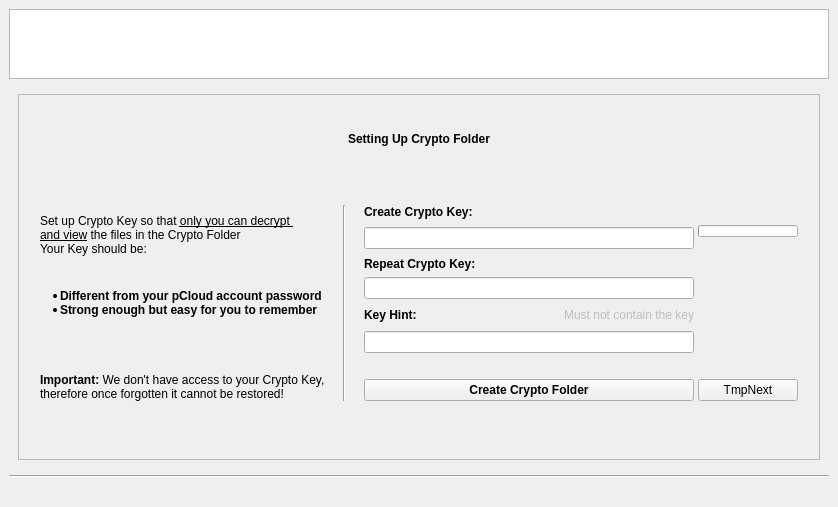
Qt form pcloudwindow.ui (pcloudcom/psyncgui) before a commit.
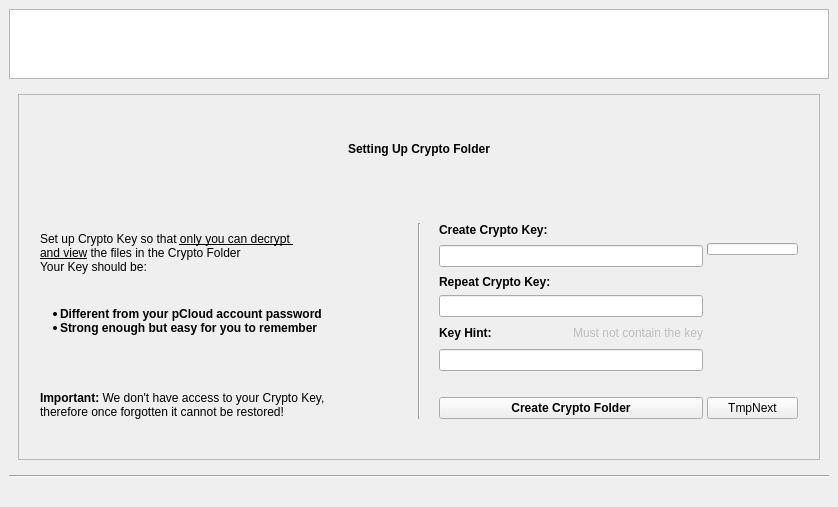
The same form after that commit. The open tabs and pages were chosen to show the change. Icons and pictures are not drawn.

Commit message: SLX-288 | gen

The edit to the form file:
```diff
--- a/pcloudwindow.ui
+++ b/pcloudwindow.ui
@@ -1429,16 +1429,28 @@
                <enum>QFrame::Raised</enum>
               </property>
               <layout class="QHBoxLayout" name="horizontalLayout_49">
+               <property name="spacing">
+                <number>0</number>
+               </property>
+               <property name="margin">
+                <number>0</number>
+               </property>
                <item>
                 <layout class="QVBoxLayout" name="verticalLayout_43">
                  <property name="spacing">
-                  <number>6</number>
+                  <number>28</number>
+                 </property>
+                 <property name="leftMargin">
+                  <number>9</number>
                  </property>
                  <property name="topMargin">
-                  <number>28</number>
+                  <number>21</number>
+                 </property>
+                 <property name="rightMargin">
+                  <number>9</number>
                  </property>
                  <property name="bottomMargin">
-                  <number>6</number>
+                  <number>28</number>
                  </property>
                  <item>
                   <widget class="QLabel" name="labelCryptoSetup">
@@ -1448,35 +1460,13 @@
                   </widget>
                  </item>
                  <item>
-                  <spacer name="verticalSpacer_12">
-                   <property name="orientation">
-                    <enum>Qt::Vertical</enum>
-                   </property>
-                   <property name="sizeHint" stdset="0">
-                    <size>
-                     <width>20</width>
-                     <height>40</height>
-                    </size>
-                   </property>
-                  </spacer>
-                 </item>
-                 <item>
-                  <layout class="QHBoxLayout" name="horizontalLayout_40">
+                  <layout class="QHBoxLayout" name="horizontalLayout_40" stretch="1,0,1">
                    <property name="spacing">
                     <number>6</number>
                    </property>
-                   <property name="leftMargin">
+                   <property name="margin">
                     <number>12</number>
                    </property>
-                   <property name="topMargin">
-                    <number>30</number>
-                   </property>
-                   <property name="rightMargin">
-                    <number>12</number>
-                   </property>
-                   <property name="bottomMargin">
-                    <number>20</number>
-                   </property>
                    <item>
                     <layout class="QVBoxLayout" name="verticalLayout_30">
                      <property name="rightMargin">
@@ -1520,7 +1510,7 @@
                     </widget>
                    </item>
                    <item>
-                    <layout class="QGridLayout" name="gridLayout_5" columnstretch="0,0">
+                    <layout class="QGridLayout" name="gridLayout_5" columnstretch="4,1">
                      <property name="leftMargin">
                       <number>12</number>
                      </property>
@@ -1530,26 +1520,23 @@
                      <item row="5" column="0">
                       <widget class="QLineEdit" name="lineEditCryptoHint"/>
                      </item>
-                     <item row="7" column="0">
-                      <widget class="QPushButton" name="btnCryptoCreateKey">
-                       <property name="font">
-                        <font>
-                         <weight>75</weight>
-                         <bold>true</bold>
-                        </font>
-                       </property>
+                     <item row="2" column="0">
+                      <widget class="QLabel" name="label_19">
                        <property name="text">
-                        <string>Create Crypto Folder</string>
+                        <string>&lt;html&gt;&lt;head/&gt;&lt;body&gt;&lt;p&gt;&lt;span style=&quot; font-weight:600;&quot;&gt;Repeat Crypto Key:&lt;/span&gt;&lt;/p&gt;&lt;/body&gt;&lt;/html&gt;</string>
+                       </property>
+                       <property name="alignment">
+                        <set>Qt::AlignBottom|Qt::AlignLeading|Qt::AlignLeft</set>
                        </property>
                       </widget>
                      </item>
-                     <item row="1" column="0">
-                      <widget class="QLineEdit" name="lineEditCryptoPass">
-                       <property name="inputMethodHints">
-                        <set>Qt::ImhHiddenText|Qt::ImhNoAutoUppercase|Qt::ImhNoPredictiveText</set>
+                     <item row="0" column="0">
+                      <widget class="QLabel" name="label_17">
+                       <property name="text">
+                        <string>&lt;html&gt;&lt;head/&gt;&lt;body&gt;&lt;p&gt;&lt;span style=&quot; font-weight:600;&quot;&gt;Create Crypto Key:&lt;/span&gt;&lt;/p&gt;&lt;/body&gt;&lt;/html&gt;</string>
                        </property>
-                       <property name="echoMode">
-                        <enum>QLineEdit::Password</enum>
+                       <property name="alignment">
+                        <set>Qt::AlignBottom|Qt::AlignLeading|Qt::AlignLeft</set>
                        </property>
                       </widget>
                      </item>
@@ -1598,25 +1585,22 @@
                        </item>
                       </layout>
                      </item>
-                     <item row="7" column="1">
-                      <widget class="QPushButton" name="btnNextTest2">
+                     <item row="4" column="1">
+                      <widget class="QLabel" name="label_15">
                        <property name="text">
-                        <string>TmpNext</string>
+                        <string/>
                        </property>
                       </widget>
                      </item>
-                     <item row="2" column="0">
-                      <widget class="QLabel" name="label_19">
+                     <item row="6" column="0">
+                      <widget class="QLabel" name="label_foremptyspace">
                        <property name="text">
-                        <string>&lt;html&gt;&lt;head/&gt;&lt;body&gt;&lt;p&gt;&lt;span style=&quot; font-weight:600;&quot;&gt;Repeat Crypto Key:&lt;/span&gt;&lt;/p&gt;&lt;/body&gt;&lt;/html&gt;</string>
+                        <string/>
                        </property>
-                       <property name="alignment">
-                        <set>Qt::AlignBottom|Qt::AlignLeading|Qt::AlignLeft</set>
-                       </property>
                       </widget>
                      </item>
-                     <item row="3" column="0">
-                      <widget class="QLineEdit" name="lineEditCryptoPass2">
+                     <item row="1" column="0">
+                      <widget class="QLineEdit" name="lineEditCryptoPass">
                        <property name="inputMethodHints">
                         <set>Qt::ImhHiddenText|Qt::ImhNoAutoUppercase|Qt::ImhNoPredictiveText</set>
                        </property>
@@ -1635,6 +1619,19 @@
                        </property>
                       </widget>
                      </item>
+                     <item row="7" column="0">
+                      <widget class="QPushButton" name="btnCryptoCreateKey">
+                       <property name="font">
+                        <font>
+                         <weight>75</weight>
+                         <bold>true</bold>
+                        </font>
+                       </property>
+                       <property name="text">
+                        <string>Create Crypto Folder</string>
+                       </property>
+                      </widget>
+                     </item>
                      <item row="4" column="0">
                       <layout class="QHBoxLayout" name="horizontalLayout_39">
                        <item>
@@ -1672,20 +1669,20 @@
                        </item>
                       </layout>
                      </item>
-                     <item row="0" column="0">
-                      <widget class="QLabel" name="label_17">
-                       <property name="text">
-                        <string>&lt;html&gt;&lt;head/&gt;&lt;body&gt;&lt;p&gt;&lt;span style=&quot; font-weight:600;&quot;&gt;Create Crypto Key:&lt;/span&gt;&lt;/p&gt;&lt;/body&gt;&lt;/html&gt;</string>
+                     <item row="3" column="0">
+                      <widget class="QLineEdit" name="lineEditCryptoPass2">
+                       <property name="inputMethodHints">
+                        <set>Qt::ImhHiddenText|Qt::ImhNoAutoUppercase|Qt::ImhNoPredictiveText</set>
                        </property>
-                       <property name="alignment">
-                        <set>Qt::AlignBottom|Qt::AlignLeading|Qt::AlignLeft</set>
+                       <property name="echoMode">
+                        <enum>QLineEdit::Password</enum>
                        </property>
                       </widget>
                      </item>
-                     <item row="6" column="0">
-                      <widget class="QLabel" name="label_foremptyspace">
+                     <item row="7" column="1">
+                      <widget class="QPushButton" name="btnNextTest2">
                        <property name="text">
-                        <string/>
+                        <string>TmpNext</string>
                        </property>
                       </widget>
                      </item>
@@ -1693,19 +1690,6 @@
                    </item>
                   </layout>
                  </item>
-                 <item>
-                  <spacer name="verticalSpacer_7">
-                   <property name="orientation">
-                    <enum>Qt::Vertical</enum>
-                   </property>
-                   <property name="sizeHint" stdset="0">
-                    <size>
-                     <width>20</width>
-                     <height>40</height>
-                    </size>
-                   </property>
-                  </spacer>
-                 </item>
                 </layout>
                </item>
               </layout>
```
Left out of the diff: 5 changed lines with no effect on the pictures.
